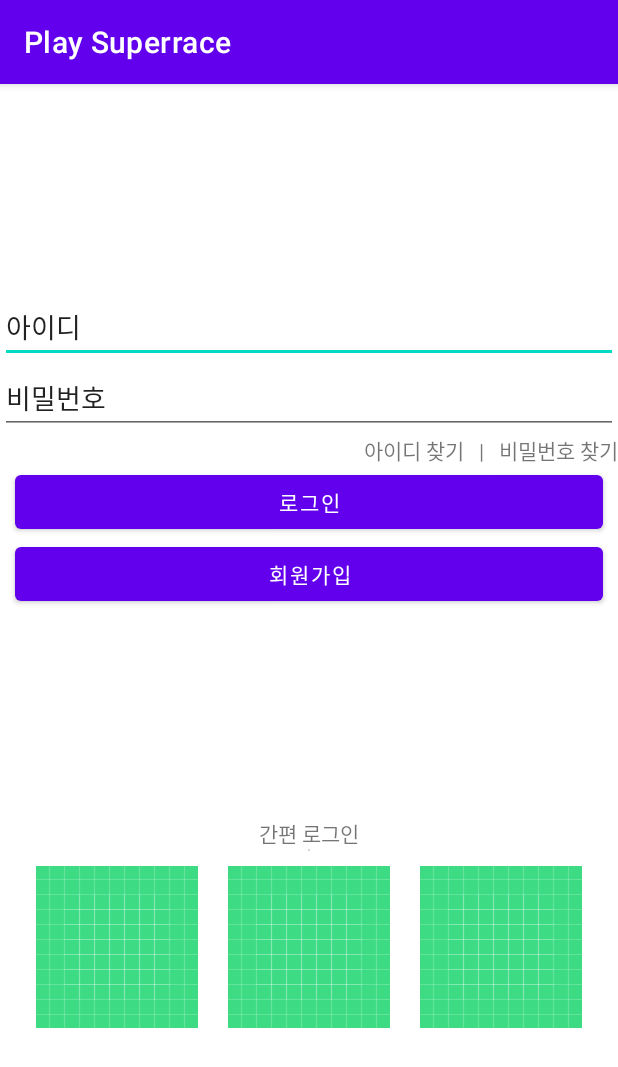
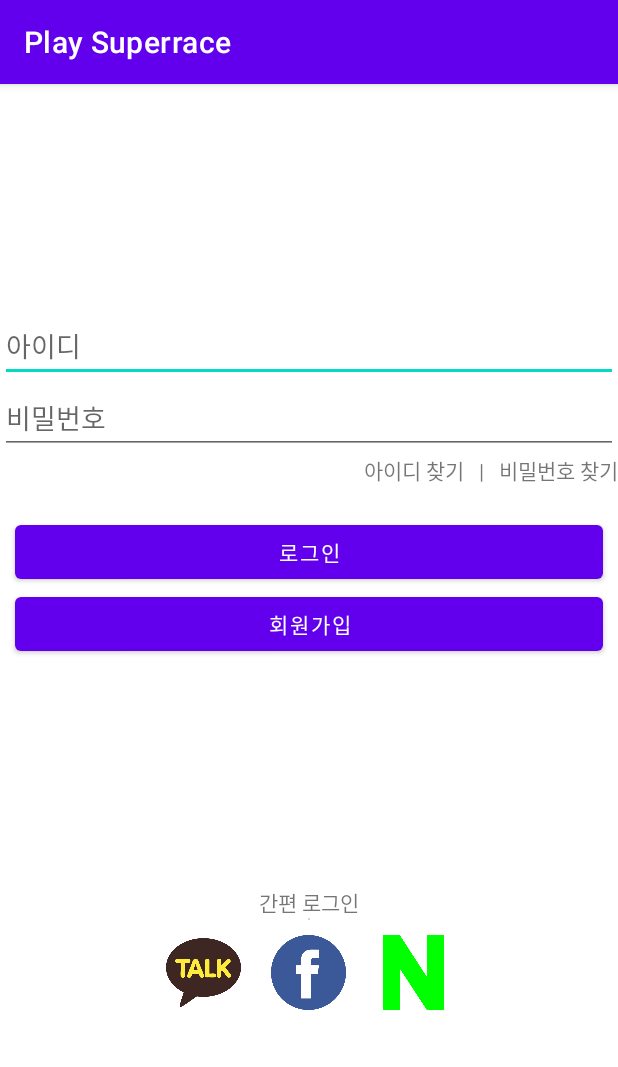
Before and after one commit to IamYeong/SuperRace, an Android app: the screen it shows after launch (LoginActivity), after a tap on "로그인", on a phone screen of 412 x 824 dp. Shown: the top 1067 px of the screen. Run offline under Robolectric (Android 15) with nearby library versions, the phone set to English and light mode, and no system bars.

Commit message:
Image upgrade

```diff
--- a/app/build.gradle
+++ b/app/build.gradle
@@ -33,6 +33,7 @@
     implementation 'androidx.appcompat:appcompat:1.2.0'
     implementation 'com.google.android.material:material:1.3.0'
     implementation 'androidx.constraintlayout:constraintlayout:2.0.4'
+    implementation 'androidx.legacy:legacy-support-v4:1.0.0'
     testImplementation 'junit:junit:4.+'
     androidTestImplementation 'androidx.test.ext:junit:1.1.2'
     androidTestImplementation 'androidx.test.espresso:espresso-core:3.3.0'
--- a/app/src/main/java/com/iamyeong/superrace/LoginActivity.java
+++ b/app/src/main/java/com/iamyeong/superrace/LoginActivity.java
@@ -59,7 +59,18 @@
 
         switch (v.getId()) {
 
+            case R.id.btn_sign_in :
+                String id = et_id.getText().toString();
+                String pw = et_pw.getText().toString();
 
+                System.out.println(id + ", " + pw);
+
+                break;
+
+            case R.id.btn_sign_up :
+
+                //Fragment
+                break;
 
         }
 
--- a/app/src/main/res/layout/activity_login.xml
+++ b/app/src/main/res/layout/activity_login.xml
@@ -26,7 +26,7 @@
             android:layout_width="match_parent"
             android:layout_height="wrap_content"
 
-            android:text="@string/id"
+            android:hint="@string/id"
             />
 
         <EditText
@@ -34,7 +34,7 @@
             android:layout_width="match_parent"
             android:layout_height="wrap_content"
 
-            android:text="@string/pw"
+            android:hint="@string/pw"
             />
 
         <LinearLayout
@@ -42,6 +42,8 @@
             android:layout_height="wrap_content"
             android:orientation="horizontal"
             android:gravity="right"
+
+            android:layout_marginBottom="20dp"
             >
 
             <TextView
@@ -136,9 +138,10 @@
 
             <ImageView
                 android:id="@+id/img_kakao"
-                android:layout_width="wrap_content"
-                android:layout_height="wrap_content"
-                android:src="@drawable/ic_launcher_background"
+                android:layout_width="50dp"
+                android:layout_height="50dp"
+                android:src="@drawable/kakao"
+
 
                 android:layout_marginLeft="10dp"
                 android:layout_marginRight="10dp"
@@ -146,9 +149,9 @@
 
             <ImageView
                 android:id="@+id/img_facebook"
-                android:layout_width="wrap_content"
-                android:layout_height="wrap_content"
-                android:src="@drawable/ic_launcher_background"
+                android:layout_width="50dp"
+                android:layout_height="50dp"
+                android:src="@drawable/facebook"
 
                 android:layout_marginLeft="10dp"
                 android:layout_marginRight="10dp"
@@ -156,9 +159,9 @@
 
             <ImageView
                 android:id="@+id/img_naver"
-                android:layout_width="wrap_content"
-                android:layout_height="wrap_content"
-                android:src="@drawable/ic_launcher_background"
+                android:layout_width="50dp"
+                android:layout_height="50dp"
+                android:src="@drawable/naver"
 
                 android:layout_marginLeft="10dp"
                 android:layout_marginRight="10dp"
--- a/app/src/main/res/values/strings.xml
+++ b/app/src/main/res/values/strings.xml
@@ -19,5 +19,7 @@
     <string name="play">PLAY SUPERRACE</string>
     <string name="ranking_main">POINT RANKING</string>
     <string name="schedule_main">SCHEDULE</string>
+    <!-- TODO: Remove or change this placeholder text -->
+    <string name="hello_blank_fragment">Hello blank fragment</string>
 
 </resources>
```
Also changed, not shown: app/src/main/java/com/iamyeong/superrace/UserRullsFragment.java (added, +70 -0 lines), app/src/main/res/layout/fragment_user_rulls.xml (added, +14 -0 lines), app/src/main/res/drawable/facebook.png (added), app/src/main/res/drawable/kakao.png (added), app/src/main/res/drawable/naver.png (added).
